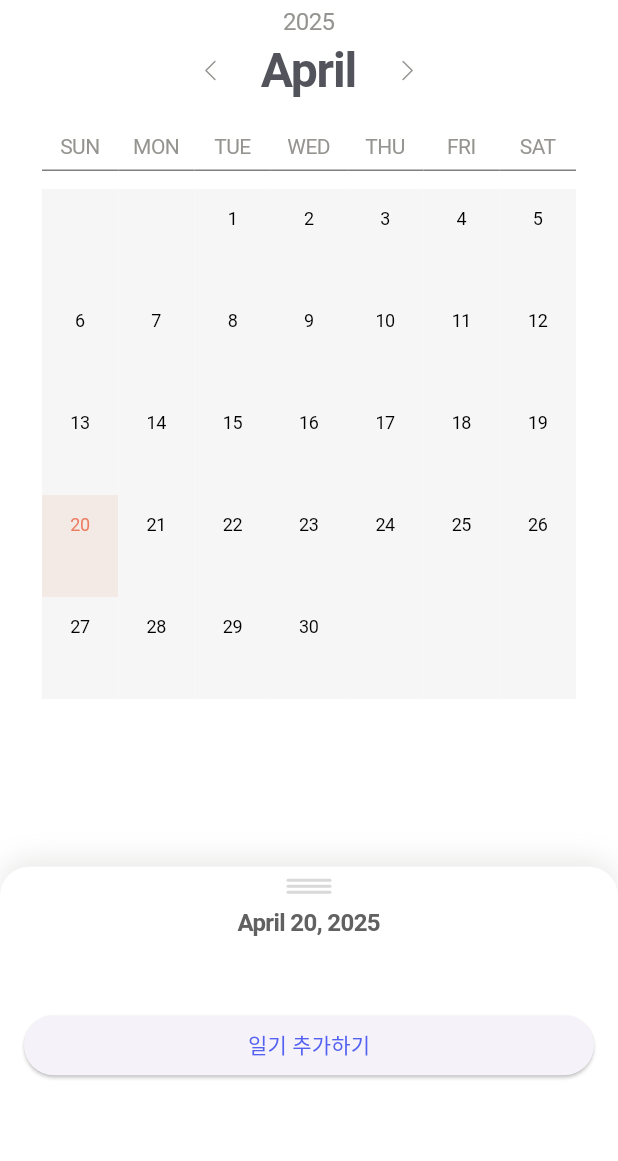
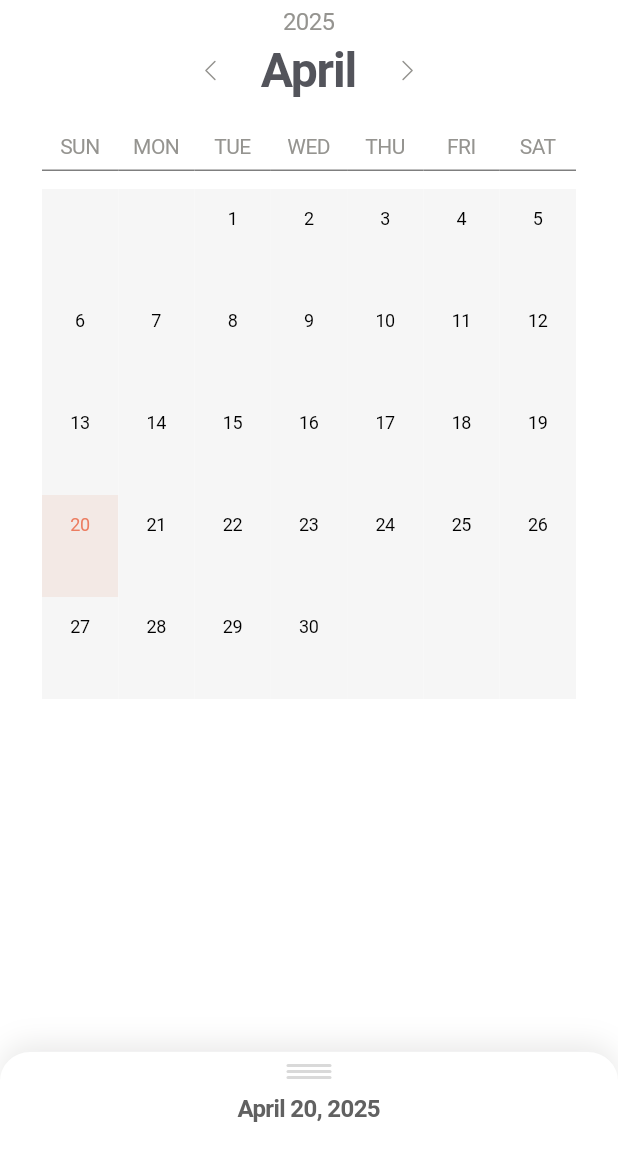
Before and after one commit to wonpyoJang/diary_mobile_client, a Flutter app: the screen it shows after launch, on a phone screen of 412 x 824 dp. Shown: the top 1161 px of the screen. Run offline on Flutter 3.47's test engine with Material 3 defaults, Android fonts, the phone set to English and light mode, and no system bars; drawn by our look-alikes of table_calendar; our stand-ins replace device_info_plus, dio, equatable, firebase_analytics, firebase_core, firebase_crashlytics and 15 more; missing offline and left inert: firebase_app_installations, image_gallery_saver_plus, mesh_gradient, pull_down_button; accounts and stored records are empty; Roboto replaces fonts that are missing (Pretendard); project files that could hold a hidden picture were left out.

Commit message:
fix: 캘린더 화면 하단 바텀시트 퍼블리싱

```diff
--- a/lib/src/feature/moment/moment_calendar/presentation/moment_calendar_page.dart
+++ b/lib/src/feature/moment/moment_calendar/presentation/moment_calendar_page.dart
@@ -158,8 +158,7 @@ class Calendar extends StatelessWidget {
                       AnalyticsManager.logEvent(
                           'calendar_write_button_clicked');
 
-                      final selectedDayMoments =
-                          listState.moments[calendarState.selectedDay];
+                      final selectedDayMoments = listState.moments[selectedDay];
 
                       if (selectedDayMoments != null &&
                           selectedDayMoments.isNotEmpty) {
--- a/lib/src/feature/moment/moment_calendar/presentation/widgets/day_detail_bottom_sheet.dart
+++ b/lib/src/feature/moment/moment_calendar/presentation/widgets/day_detail_bottom_sheet.dart
@@ -28,8 +28,8 @@ class _DayDetailBottomSheetState extends State<DayDetailBottomSheet> {
   @override
   Widget build(BuildContext context) {
     return DraggableScrollableSheet(
-      initialChildSize: 0.3,
-      minChildSize: 0.20, // 최소 닫힘 높이
+      initialChildSize: 0.15,
+      minChildSize: 0.15, // 최소 닫힘 높이
       maxChildSize: 0.9, // 최대 열림 높이
       shouldCloseOnMinExtent: false,
       expand: false,
@@ -38,6 +38,9 @@ class _DayDetailBottomSheetState extends State<DayDetailBottomSheet> {
           builder: (context, listState) {
             return BlocBuilder<MomentCalendarBloc, MomentCalendarState>(
               builder: (context, calendarState) {
+                final item =
+                    listState.moments[calendarState.selectedDay]?.first;
+
                 return Container(
                     decoration: const BoxDecoration(
                       color: Colors.white,
@@ -60,30 +63,16 @@ class _DayDetailBottomSheetState extends State<DayDetailBottomSheet> {
                         ),
                       ),
                     ),
-                  child: ListView.builder(
-                    controller: scrollController,
-                    physics: const ClampingScrollPhysics(),
-                    restorationId: 'sampleItemListView',
-                    itemCount:
-                        (listState.moments[calendarState.selectedDay]?.length ??
-                                0) +
-                            2,
-                    itemBuilder: (context, index) {
-                      final lastIndex = (listState
-                                  .moments[calendarState.selectedDay]?.length ??
-                              0) +
-                          1;
-
-                      if (index == 0) {
-                        return Column(
+                    child: Column(
+                      crossAxisAlignment: CrossAxisAlignment.center,
                       children: [
                         const Handle(),
                         SizedBox(
                           width: double.infinity,
                           child: Center(
                             child: Padding(
-                                  padding: const EdgeInsets.only(
-                                      top: 2.0, bottom: 31),
+                              padding:
+                                  const EdgeInsets.only(top: 2.0, bottom: 0),
                               child: Text(
                                 DateFormat('MMMM d, yyyy')
                                     .format(calendarState.selectedDay!),
@@ -96,47 +85,92 @@ class _DayDetailBottomSheetState extends State<DayDetailBottomSheet> {
                               ),
                             ),
                           ),
+                        ),
+                        const SizedBox(height: 5),
+                        if (item != null)
+                          EmotionList(
+                            emotionalIntensies: item.emotionalIntensities,
+                            mainAxisAlignment: MainAxisAlignment.center,
                           )
                       ],
-                        );
-                      } else if (index == lastIndex) {
-                        return Padding(
-                          padding: const EdgeInsets.all(16.0),
-                          child: ElevatedButton(
-                            onPressed: () {
-                              Navigator.of(context).push(MaterialPageRoute(
-                                builder: (context) => WriteMomentPage(
-                                  arguments: WriteMomentPageArguments(
-                                    moment: null,
-                                    isBlendMode: true,
-                                    date: calendarState.selectedDay!,
-                                  ),
-                                ),
-                              ));
-                              AnalyticsManager.logEvent(
-                                  'day_detail_write_button_clicked');
-                            },
-                            child: const Text('일기 추가하기'),
-                          ),
-                        );
-                      }
+                    )
+                    // child: ListView.builder(
+                    //   controller: scrollController,
+                    //   physics: const ClampingScrollPhysics(),
+                    //   restorationId: 'sampleItemListView',
+                    //   itemCount:
+                    //       (listState.moments[calendarState.selectedDay]?.length ??
+                    //               0) +
+                    //           2,
+                    //   itemBuilder: (context, index) {
+                    //     final lastIndex = (listState
+                    //                 .moments[calendarState.selectedDay]?.length ??
+                    //             0) +
+                    //         1;
 
-                      final item = listState
-                          .moments[calendarState.selectedDay]![index - 1];
+                    //     if (index == 0) {
+                    //       return Column(
+                    //         children: [
+                    //           const Handle(),
+                    //           SizedBox(
+                    //             width: double.infinity,
+                    //             child: Center(
+                    //               child: Padding(
+                    //                 padding: const EdgeInsets.only(
+                    //                     top: 2.0, bottom: 31),
+                    //                 child: Text(
+                    //                   DateFormat('MMMM d, yyyy')
+                    //                       .format(calendarState.selectedDay!),
+                    //                   style: const TextStyle(
+                    //                     fontSize: 16,
+                    //                     fontWeight: FontWeight.w600,
+                    //                     height: 20 / 16,
+                    //                     letterSpacing: -0.4,
+                    //                   ),
+                    //                 ),
+                    //               ),
+                    //             ),
+                    //           )
+                    //         ],
+                    //       );
+                    //     } else if (index == lastIndex) {
+                    //       return Padding(
+                    //         padding: const EdgeInsets.all(16.0),
+                    //         child: ElevatedButton(
+                    //           onPressed: () {
+                    //             Navigator.of(context).push(MaterialPageRoute(
+                    //               builder: (context) => WriteMomentPage(
+                    //                 arguments: WriteMomentPageArguments(
+                    //                   moment: null,
+                    //                   isBlendMode: true,
+                    //                   date: calendarState.selectedDay!,
+                    //                 ),
+                    //               ),
+                    //             ));
+                    //             AnalyticsManager.logEvent(
+                    //                 'day_detail_write_button_clicked');
+                    //           },
+                    //           child: const Text('일기 추가하기'),
+                    //         ),
+                    //       );
+                    //     }
 
-                      return MomentCard(
-                        item: item,
-                        onTap: () {
-                          Navigator.of(context).pushNamed(
-                              WriteMomentPage.routeName,
-                              arguments: WriteMomentPageArguments(
-                                  moment: item,
-                                  isBlendMode: true,
-                                  date: item.date));
-                        },
-                      );
-                    },
-                  ),
+                    //     final item = listState
+                    //         .moments[calendarState.selectedDay]![index - 1];
+
+                    //     return MomentCard(
+                    //       item: item,
+                    //       onTap: () {
+                    //         Navigator.of(context).pushNamed(
+                    //             WriteMomentPage.routeName,
+                    //             arguments: WriteMomentPageArguments(
+                    //                 moment: item,
+                    //                 isBlendMode: true,
+                    //                 date: item.date));
+                    //       },
+                    //     );
+                    //   },
+                    // ),
                     );
               },
             );
```
Also changed, not shown: lib/src/feature/moment/write_moment/presentation/write_moment_page.dart (+6 -2 lines). Lines whose indentation alone changed are shown as unchanged.
